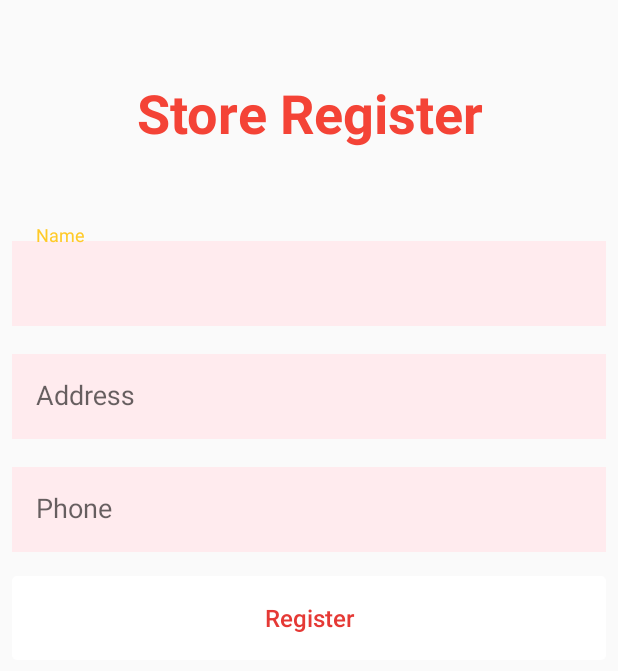
After one commit to thinhuet/NiteFoodie, an Android app: the layout store_register_fragment.xml on its own in the app's theme, with its tools: preview values and no code run, on a phone screen of 412 x 824 dp. The commit adds this screen. Shown: the top 671 px of the screen. Run offline under Robolectric (Android 15) with nearby library versions, the phone set to English and light mode, and no system bars.

Commit message:
no comment

```diff
--- a/app/build.gradle
+++ b/app/build.gradle
@@ -42,6 +42,7 @@ dependencies {
     compile 'com.facebook.android:facebook-android-sdk:[4,5)'
     compile 'com.google.firebase:firebase-core:11.0.2'
     compile 'com.google.firebase:firebase-auth:11.0.2'
+    compile 'com.google.firebase:firebase-database:11.0.2'
     annotationProcessor 'com.github.bumptech.glide:compiler:4.0.0-RC1'
 }
 
--- /dev/null
+++ b/app/src/main/res/layout/store_register_fragment.xml
@@ -0,0 +1,98 @@
+<?xml version="1.0" encoding="utf-8"?>
+<LinearLayout xmlns:android="http://schemas.android.com/apk/res/android"
+    android:orientation="vertical" android:layout_width="match_parent"
+    android:layout_height="match_parent">
+
+    <TextView
+        android:id="@+id/tv_title"
+        android:layout_width="match_parent"
+        android:layout_height="150dp"
+        android:gravity="center"
+        android:text="Store Register"
+        android:textColor="#F44336"
+        android:textSize="36sp"
+        android:textStyle="bold" />
+
+    <android.support.design.widget.TextInputLayout
+        android:id="@+id/layout_name"
+        android:layout_width="match_parent"
+        android:layout_height="wrap_content"
+        android:layout_below="@id/tv_title">
+
+        <android.support.design.widget.TextInputEditText
+            android:id="@+id/edt_name"
+            android:layout_width="match_parent"
+            android:layout_height="wrap_content"
+            android:layout_marginLeft="8dp"
+            android:layout_marginRight="8dp"
+            android:background="#FFEBEE"
+            android:hint="Name"
+            android:paddingBottom="16dp"
+            android:paddingLeft="16dp"
+            android:paddingTop="16dp"
+            android:textColor="@color/white" />
+    </android.support.design.widget.TextInputLayout>
+
+    <android.support.design.widget.TextInputLayout
+        android:id="@+id/layout_address"
+        android:layout_width="match_parent"
+        android:layout_height="wrap_content"
+        android:layout_below="@id/layout_username"
+        android:layout_marginTop="8dp">
+
+        <android.support.design.widget.TextInputEditText
+            android:id="@+id/edt_address"
+            android:layout_width="match_parent"
+            android:layout_height="wrap_content"
+            android:layout_marginLeft="8dp"
+            android:layout_marginRight="8dp"
+            android:background="#FFEBEE"
+            android:ellipsize="middle"
+            android:hint="Address"
+            android:paddingBottom="16dp"
+            android:paddingLeft="16dp"
+            android:paddingTop="16dp"
+            android:textColor="@color/white" />
+    </android.support.design.widget.TextInputLayout>
+
+    <android.support.design.widget.TextInputLayout
+        android:id="@+id/layout_phone"
+        android:layout_width="match_parent"
+        android:layout_height="wrap_content"
+        android:layout_below="@id/layout_username"
+        android:layout_marginTop="8dp">
+
+        <android.support.design.widget.TextInputEditText
+            android:id="@+id/edt_phone"
+            android:layout_width="match_parent"
+            android:layout_height="wrap_content"
+            android:layout_marginLeft="8dp"
+            android:layout_marginRight="8dp"
+            android:background="#FFEBEE"
+            android:ellipsize="middle"
+            android:hint="Phone"
+            android:paddingBottom="16dp"
+            android:paddingLeft="16dp"
+            android:paddingTop="16dp"
+            android:textColor="@color/white" />
+    </android.support.design.widget.TextInputLayout>
+
+    <android.support.v7.widget.AppCompatButton
+        style="?attr/borderlessButtonStyle"
+        android:id="@+id/btn_register"
+        android:layout_width="match_parent"
+        android:layout_height="56dp"
+        android:layout_marginLeft="8dp"
+        android:layout_marginRight="8dp"
+        android:layout_marginTop="16dp"
+        android:background="@drawable/button_selector"
+        android:backgroundTint="@color/white"
+        android:elevation="5dp"
+        android:text="Register"
+        android:textAllCaps="false"
+        android:textColor="@color/colorPrimary"
+        android:textSize="16sp"
+        />
+
+
+</LinearLayout>
```
Also changed, not shown: app/src/main/java/com/t3h/nitefoodie/ui/main/LoginActivity.java (+40 -12 lines), app/src/main/java/com/t3h/nitefoodie/ui/main/account/AccountFragment.java (+29 -1 lines), app/src/main/java/com/t3h/nitefoodie/ui/main/account/RegisterFragment.java (added, +59 -0 lines), app/src/main/java/com/t3h/nitefoodie/ui/main/home/store/ListStoreFragment.java (+47 -10 lines), app/src/main/java/com/t3h/nitefoodie/ui/model/Store.java (+16 -10 lines), app/src/main/java/com/t3h/nitefoodie/ui/model/StoreInstance.java (added, +52 -0 lines), app/src/main/res/layout/account_fragment.xml (+21 -1 lines).
